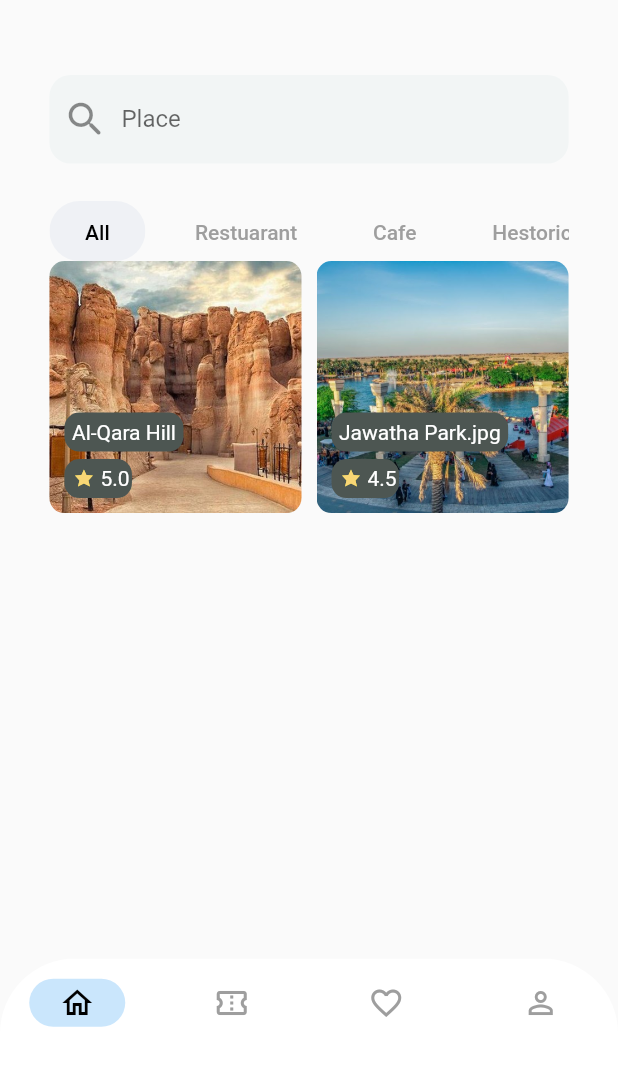
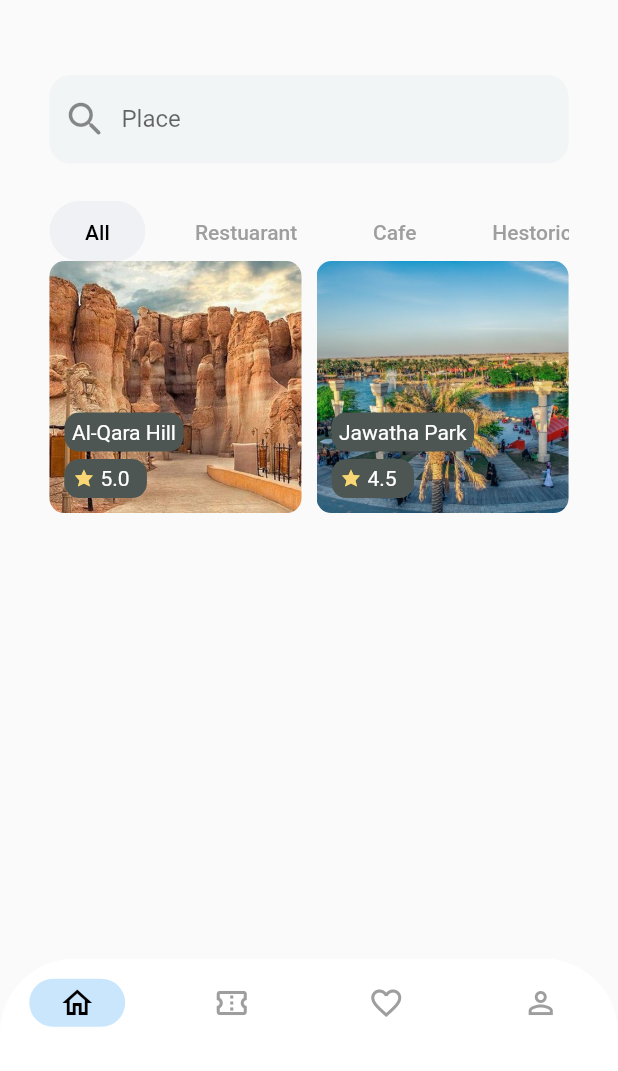
Before and after one commit to KUDOX8/TouristGuide, a Flutter app: the screen it shows after launch, on a phone screen of 412 x 824 dp, the part 165-1236 px from its top. Run offline on Flutter 3.47's test engine with Material 2 defaults, Android fonts, the phone set to English and light mode, and no system bars; our stand-ins replace flutter_svg.

Commit message:
fix overflow pixels
increased the width of the stars container

```diff
--- a/lib/view/pages/home/home.dart
+++ b/lib/view/pages/home/home.dart
@@ -26,7 +26,7 @@ class _HomeState extends State<Home> {
     )),
     PlaceCard(PlaceModel(
       placeID: 2,
-      placeName: "Jawatha Park.jpg",
+      placeName: "Jawatha Park",
       placeType: "",
       numberOfStars: 4.5,
       imageURL: "assets/Jawatha_Park.jpg",
--- a/lib/view/place_card/place_card.dart
+++ b/lib/view/place_card/place_card.dart
@@ -31,14 +31,14 @@ class PlaceCard extends StatelessWidget {
             ),
             child: Text(
               placeModel.placeName,
-              style: TextStyle(color: Colors.white),
+              style: const TextStyle(color: Colors.white),
             ),
           ),
           const SizedBox(
             height: 5,
           ),
           Container(
-            width: 45,
+            width: 55,
             padding: const EdgeInsets.all(5.0),
             decoration: BoxDecoration(
                 borderRadius: BorderRadius.circular(10.0),
@@ -61,7 +61,7 @@ class PlaceCard extends StatelessWidget {
                   and "3.",
                   to understand the bug.
                   */
-                  style: TextStyle(color: Colors.white),
+                  style: const TextStyle(color: Colors.white),
                 ),
               ],
             ),
```
